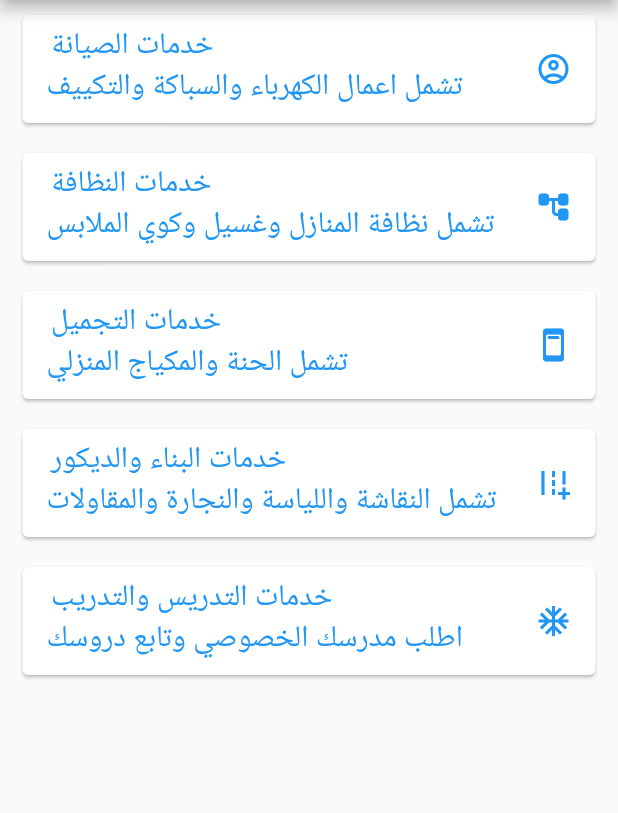
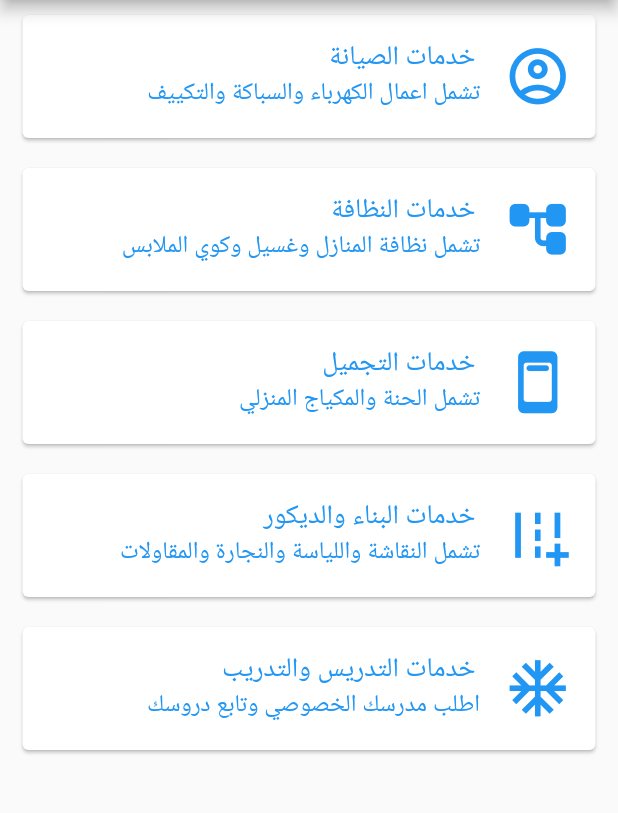
Before and after one commit to Yasser8351/maksap, a Flutter app: the Jobs screen opened by its route, on a phone screen of 412 x 824 dp, the part 84-897 px from its top. Run offline on Flutter 3.47's test engine with Material 2 defaults, Android fonts, the phone set to English and light mode, and no system bars; our stand-ins replace cloud_firestore, easy_splash_screen, firebase_auth, firebase_core, google_maps_flutter, location and 2 more; accounts and stored records are empty.

Commit message:
add successfuly widjet

```diff
--- a/lib/view/add_order.dart
+++ b/lib/view/add_order.dart
@@ -4,6 +4,7 @@ import 'package:flutter/material.dart';
 import 'dart:io';
 import 'package:cloud_firestore/cloud_firestore.dart';
 import 'package:maksap/sharepref/user_share_pref.dart';
+import 'package:maksap/view/order_successfully.dart';
 import 'package:maksap/widget/app_drawer.dart';
 
 import 'tab.dart';
@@ -86,7 +87,7 @@ class _AddOrderState extends State<AddOrder> {
       description.clear();
       location.clear();
       Navigator.of(context)
-          .push(MaterialPageRoute(builder: (ctx) =>const TabScreen()));
+          .push(MaterialPageRoute(builder: (ctx) =>const OrderSuccessfully()));
     } else {
       setState(() {
         _isLoading = false;
--- a/lib/view/jobs.dart
+++ b/lib/view/jobs.dart
@@ -67,6 +67,8 @@ buildCardItem( {required BuildContext context,
 {
         return Card(
       margin: const EdgeInsets.symmetric(horizontal: 15, vertical: 10),
+      child: Padding(
+        padding: const EdgeInsets.symmetric(vertical: 5),
         child: ListTile(
           onTap: () {
             ontTap;
@@ -76,6 +78,7 @@ buildCardItem( {required BuildContext context,
           trailing:   Icon(
                 icons,
                               color: Theme.of(context).colorScheme.primary,
+                              size: 45,
 
               ),
           title  : Padding(
@@ -85,8 +88,10 @@ buildCardItem( {required BuildContext context,
               style: TextStyle(
                 fontWeight: FontWeight.w400,
                 color: Theme.of(context).colorScheme.primary,
-              fontSize: 20,
+                fontSize: 18,
               ),
+                          textAlign: TextAlign.right,
+
             ),
           ),
 
@@ -95,7 +100,9 @@ buildCardItem( {required BuildContext context,
               style: TextStyle(
                 fontWeight: FontWeight.w400,
                 color: Theme.of(context).colorScheme.primary,
-              fontSize: 20,
+                fontSize: 16,
+              ),
+              textAlign: TextAlign.right,
             ),
         ),
       ),
--- a/lib/view/order_successfully.dart
+++ b/lib/view/order_successfully.dart
@@ -35,7 +35,8 @@ class OrderSuccessfully extends StatelessWidget {
                             Navigator.of(context).pushNamedAndRemoveUntil(MyOrder.routeName, (route) => false);
                           },
                           child:const SizedBox(
-                            width: 80,
+                            height: 55,
+                            width: 100,
                             child:  Center(
                               child: Text(
                                 'الذهاب الي طلباتي',
```
Also changed, not shown: lib/view/jobs_details.dart (+7 -3 lines). Lines whose indentation alone changed are shown as unchanged.
